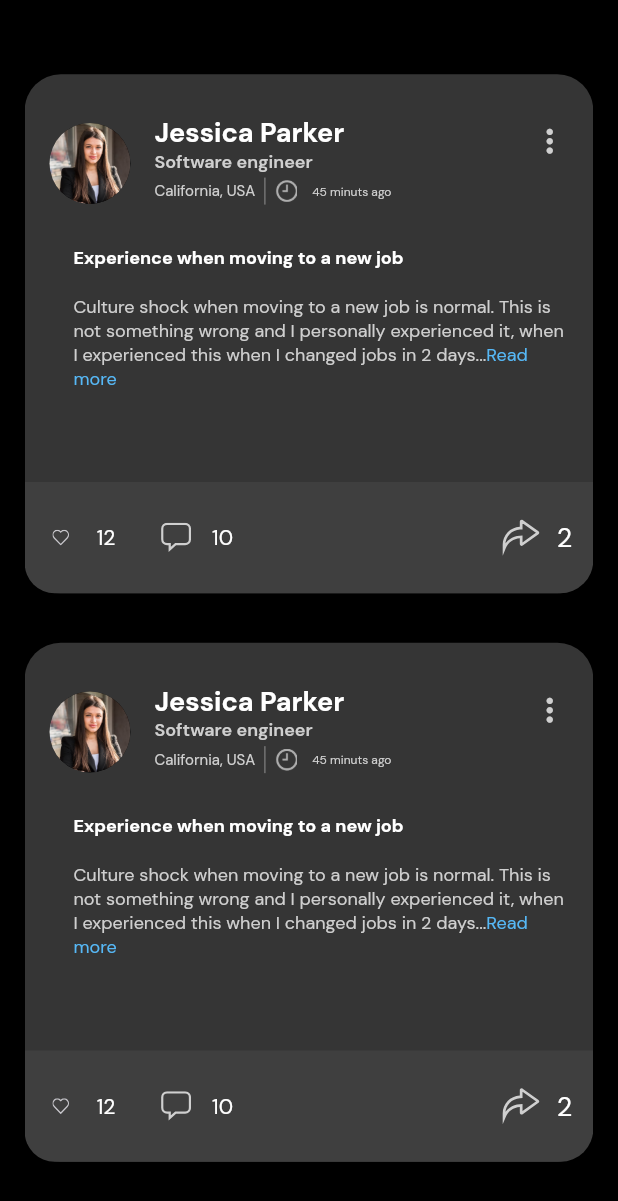
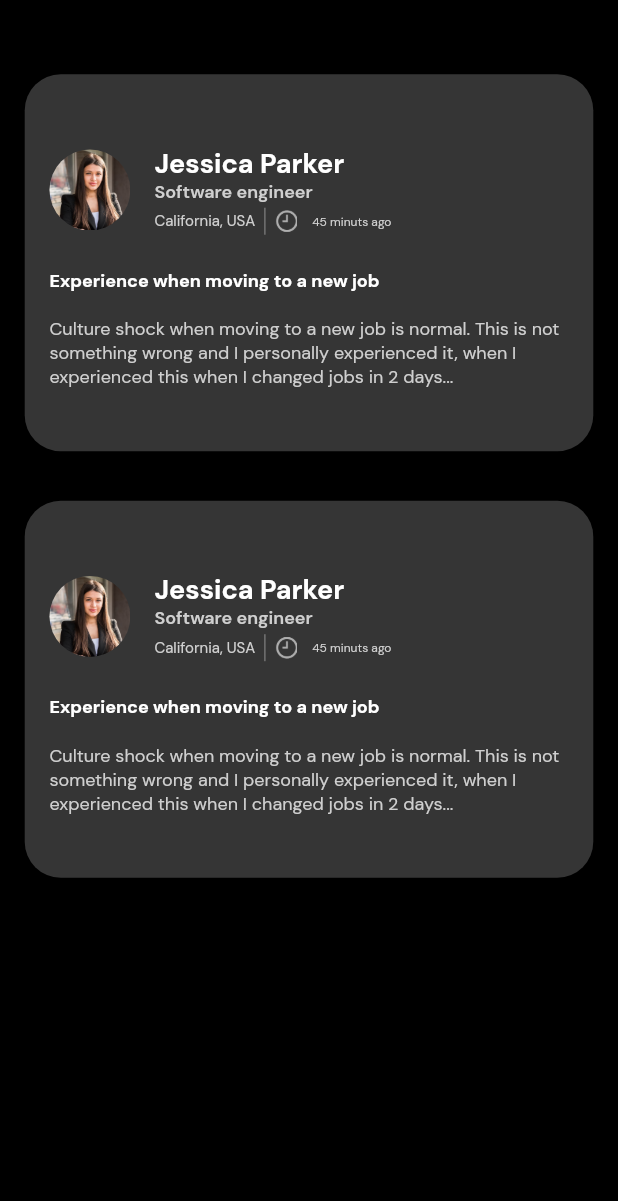
Before and after one commit to Apptesting7260/Flikka_New, a Flutter app: the InboxHiring screen opened directly, on a phone screen of 412 x 824 dp. Shown: the top 1201 px of the screen. Run offline on Flutter 3.47's test engine with Material 3 defaults, Android fonts, the phone set to English and light mode, and no system bars; our stand-ins replace cached_network_image, chewie, cloud_firestore, country_picker, dotted_border, dropdown_button2 and 31 more; missing offline and left inert: audio_waveforms, clipboard, country_flags, fast_contacts, flutter_downloader, new_pinput and 5 more; accounts and stored records are empty; project files that could hold a hidden picture were left out.

Commit message:
24/1/2024

```diff
--- a/lib/Job Seeker/Authentication/user/user_profile.dart
+++ b/lib/Job Seeker/Authentication/user/user_profile.dart
@@ -836,7 +836,7 @@ class _UserProfileState extends State<UserProfile> {
         _endDateController.text = endDate ?? "" ;
         companyOrInstituteController.text = company ?? "" ;
         jobTitleOrEducationLevelController.text = job ?? "" ;
-        bool present  = _endDateController.text == "present" ? true : false;
+        bool present  = _endDateController.text.toLowerCase() == "present" ? true : false;
         return Dialog(
           shape: RoundedRectangleBorder(borderRadius: BorderRadius.circular(22)),
           insetPadding: const EdgeInsets.symmetric(horizontal: 20),
@@ -1064,7 +1064,7 @@ class _UserProfileState extends State<UserProfile> {
                                         setState(() {
                                           present = val!;
                                           if(present){
-                                            _endDateController.text = "present" ;
+                                            _endDateController.text = "Present" ;
                                           }else {
                                             _endDateController.text = "" ;
                                           }
--- a/lib/hiring Manager/Applicant_Tracking/inbox_hiring.dart
+++ b/lib/hiring Manager/Applicant_Tracking/inbox_hiring.dart
@@ -35,14 +35,13 @@ class _InboxHiringState extends State<InboxHiring> {
   @override
   Widget build(BuildContext context) {
     return Scaffold(
-      backgroundColor: Colors.black,
+      backgroundColor: AppColors.black,
       body: Padding(
         padding: EdgeInsets.symmetric(horizontal: Get.width*.04),
         child: SingleChildScrollView(
           child: Column(
             children: [
               SizedBox(height: Get.height*.04,),
-
               ListView.builder(
                 physics: NeverScrollableScrollPhysics(),
                 itemCount: 2,
@@ -51,8 +50,7 @@ class _InboxHiringState extends State<InboxHiring> {
                   return Padding(
                     padding:  EdgeInsets.symmetric(vertical: Get.height*.02),
                     child:   Container(
-                      height: Get.height*.42,
-                      width: Get.width,
+                      padding: EdgeInsets.symmetric(vertical: Get.height*.05),
                       decoration: BoxDecoration(
                           color: Color(0xff353535),
                           borderRadius: BorderRadius.circular(24)
@@ -63,18 +61,11 @@ class _InboxHiringState extends State<InboxHiring> {
                             padding: EdgeInsets.symmetric(horizontal: Get.width*.04),
                             child: Column(crossAxisAlignment: CrossAxisAlignment.start,
                               children: [
-
-                                // Align(
-                                //     alignment: Alignment.topRight,
-                                //     child: Padding(
-                                //       padding:  EdgeInsets.only(right: Get.width*.05),
-                                //       child: Icon(Icons.more_vert,color: Color(0xffCFCFCF),size: 25,),
-                                //     )),
-                                SizedBox(height: Get.height*.02,),
                                 ListTile(
                                   contentPadding: EdgeInsets.zero,
-                                  minVerticalPadding: 11,
-                                  leading: CircleAvatar(
+                                  // minVerticalPadding: 11,
+                                  leading: const CircleAvatar(
+                                    backgroundColor: Colors.transparent,
                                     radius: 27,
                                     backgroundImage: AssetImage("assets/images/icon_jesika.png",),
                                   ),
@@ -103,150 +94,102 @@ class _InboxHiringState extends State<InboxHiring> {
 
                                     ],
                                   ),
-                                  trailing: Icon(Icons.more_vert,color: Color(0xffCFCFCF),size: 25,),
                                 ),
                                 SizedBox(height: Get.height*.02,),
-                                Padding(
-                                  padding:  EdgeInsets.only(left: 16.0),
-                                  child: Text("Experience when moving to a new job",style: Theme.of(context).textTheme.labelLarge?.copyWith(fontWeight: FontWeight.w700,color: Color(0xffFFFFFF)),),
-                                ),
+                                Text("Experience when moving to a new job",style: Theme.of(context).textTheme.labelLarge?.copyWith(fontWeight: FontWeight.w700,color: Color(0xffFFFFFF)),),
                                 SizedBox(height: Get.height*.02,),
-                                Padding(
-                                  padding: EdgeInsets.only(left: 16),
-                                  child: RichText(text: TextSpan(text: "Culture shock when moving to a new job is normal. This is not something wrong and I personally experienced it, when I experienced this when I changed jobs in 2 days...",style: Theme.of(context).textTheme.labelLarge?.copyWith(fontWeight: FontWeight.w400,color: Color(0xffCFCFCF)),
-                                      children: [
-                                        TextSpan(text: "Read more",style: Theme.of(context).textTheme.labelLarge?.copyWith(fontWeight: FontWeight.w400,color: Color(0xff56B8F6)))
-                                      ]
-                                  )),
-                                )
+                                RichText(text: TextSpan(text: "Culture shock when moving to a new job is normal. This is not something wrong and I personally experienced it, when I experienced this when I changed jobs in 2 days...",style: Theme.of(context).textTheme.labelLarge?.copyWith(fontWeight: FontWeight.w400,color: Color(0xffCFCFCF)),
+                                ))
                               ],
                             ),
 
                           ),
-                          Positioned(
-                            bottom: 0,
-                            left: 0,
-                            right: 0,
-                            child: Align(
-                              alignment: AlignmentDirectional.bottomCenter,
-                              child: Container(
-                                height: Get.height*.09,
-                                decoration: BoxDecoration(
-                                  // color: Colors.grey[900],
-                                  color: Color(0xff3F3F3F),
-                                  borderRadius: BorderRadius.only(
-                                      bottomLeft: Radius.circular(20),
-                                      bottomRight: Radius.circular(22)),
-                                ),
-                                child: Row(
-                                  mainAxisAlignment: MainAxisAlignment.spaceBetween,
-                                  children: [
-                                    Row(
-                                      children: [
-                                        IconButton(
-                                            onPressed: () => toggleFavorite(),
-                                            icon: selectedFav == false
-                                                ? SvgPicture.asset(
-                                              'assets/images/likesvg.svg',width: Get.width*0.027,height: Get.height*0.027,
-                                              color: buttonColor,
-                                            )
-                                                : Icon(
-                                              Icons.favorite_rounded,
-                                              color: AppColors.red,
-                                            )),
-                                        Text("12",
-                                            style: Theme.of(context)
-                                                .textTheme
-                                                .bodySmall!
-                                                .copyWith(
-                                                color: AppColors.white, fontSize: 14)),
-                                        SizedBox(
-                                          width: Get.width * 0.04,
-                                        ),
-
-                                        //*************************
-
-                                        IconButton(
-                                          onPressed: () {
-                                            //showCommentDialog();
-                                          },
-                                          icon: SvgPicture.asset('assets/images/commentsvg.svg'),
-                                        ),
-                                        Text("10",
-                                            style: Theme.of(context)
-                                                .textTheme
-                                                .bodySmall!
-                                                .copyWith(
-                                                color: AppColors.white, fontSize: 14)),
-                                      ],
-                                    ),
-                                    Padding(
-                                      padding: EdgeInsets.only(right: 14.0),
-                                      child: Row(
-                                        children: [
-                                          // Image.asset("assets/images/icon_person.png",height: Get.height*.035,),
-                                          IconButton(
-                                            onPressed: text.isEmpty &&
-                                                imagePaths.isEmpty &&
-                                                uri.isEmpty
-                                                ? null
-                                                : () => _onShare(context),
-                                            icon: SvgPicture.asset(
-                                              'assets/images/sharesvg.svg',height: Get.height*.035,
-                                            ),
-                                          ),
-                                          Text("2",
-                                              style: Theme.of(context)
-                                                  .textTheme
-                                                  .bodySmall!
-                                                  .copyWith(
-                                                  color: AppColors.white, fontSize: 18)),
-                                        ],
-                                      ),
-                                    )
-                                    // Padding(
-                                    //   padding: const EdgeInsets.only(right: 14.0),
-                                    //   child: Row(
-                                    //     children: [
-                                    //       Stack(
-                                    //           children: [
-                                    //             CircleAvatar(
-                                    //               backgroundColor: Color(0xff56B8F6),
-                                    //               radius: 17,
-                                    //               child: Image.asset(
-                                    //                 'assets/images/personicons.png',
-                                    //               ),
-                                    //               // Theme.of(context).textTheme.bodySmall!.copyWith(color: AppColors.ratingcommenttextcolor,)
-                                    //             ),
-                                    //             SvgPicture.asset('assets/images/personsvg22.svg')
-                                    //           ]
-                                    //       ),
-                                    //       IconButton(
-                                    //         onPressed: text.isEmpty &&
-                                    //             imagePaths.isEmpty &&
-                                    //             uri.isEmpty
-                                    //             ? null
-                                    //             : () => _onShare(context),
-                                    //         icon: SvgPicture.asset(
-                                    //           'assets/images/sharesvg.svg',
-                                    //         ),
-                                    //       ),
-                                    //       Text("2",
-                                    //           style: Theme.of(context)
-                                    //               .textTheme
-                                    //               .bodySmall!
-                                    //               .copyWith(
-                                    //               color: AppColors.white, fontSize: 14)),
-                                    //     ],
-                                    //   ),
-                                    // )
-                                  ],
-                                ),
-                              ),
-                            ),
-                          ),
+                          // Positioned(
+                          //   bottom: 0,
+                          //   left: 0,
+                          //   right: 0,
+                          //   child: Align(
+                          //     alignment: AlignmentDirectional.bottomCenter,
+                          //     child: Container(
+                          //       height: Get.height*.09,
+                          //       decoration: const BoxDecoration(
+                          //         // color: Colors.grey[900],
+                          //         color: Color(0xff3F3F3F),
+                          //         borderRadius: BorderRadius.only(
+                          //             bottomLeft: Radius.circular(20),
+                          //             bottomRight: Radius.circular(22)),
+                          //       ),
+                          //       child: Row(
+                          //         mainAxisAlignment: MainAxisAlignment.spaceBetween,
+                          //         children: [
+                          //           Row(
+                          //             children: [
+                          //               IconButton(
+                          //                   onPressed: () => toggleFavorite(),
+                          //                   icon: selectedFav == false
+                          //                       ? SvgPicture.asset(
+                          //                     'assets/images/likesvg.svg',width: Get.width*0.027,height: Get.height*0.027,
+                          //                     color: buttonColor,
+                          //                   )
+                          //                       : Icon(
+                          //                     Icons.favorite_rounded,
+                          //                     color: AppColors.red,
+                          //                   )),
+                          //               Text("12",
+                          //                   style: Theme.of(context)
+                          //                       .textTheme
+                          //                       .bodySmall!
+                          //                       .copyWith(
+                          //                       color: AppColors.white, fontSize: 14)),
+                          //               SizedBox(
+                          //                 width: Get.width * 0.04,
+                          //               ),
+                          //
+                          //               //*************************
+                          //
+                          //               IconButton(
+                          //                 onPressed: () {
+                          //                   //showCommentDialog();
+                          //                 },
+                          //                 icon: SvgPicture.asset('assets/images/commentsvg.svg'),
+                          //               ),
+                          //               Text("10",
+                          //                   style: Theme.of(context)
+                          //                       .textTheme
+                          //                       .bodySmall!
+                          //                       .copyWith(
+                          //                       color: AppColors.white, fontSize: 14)),
+                          //             ],
+                          //           ),
+                          //           Padding(
+                          //             padding: const EdgeInsets.only(right: 14.0),
+                          //             child: Row(
+                          //               children: [
+                          //                 IconButton(
+                          //                   onPressed: text.isEmpty &&
+                          //                       imagePaths.isEmpty &&
+                          //                       uri.isEmpty
+                          //                       ? null
+                          //                       : () => _onShare(context),
+                          //                   icon: SvgPicture.asset(
+                          //                     'assets/images/sharesvg.svg',height: Get.height*.035,
+                          //                   ),
+                          //                 ),
+                          //                 Text("2",
+                          //                     style: Theme.of(context)
+                          //                         .textTheme
+                          //                         .bodySmall!
+                          //                         .copyWith(
+                          //                         color: AppColors.white, fontSize: 18)),
+                          //               ],
+                          //             ),
+                          //           )
+                          //         ],
+                          //       ),
+                          //     ),
+                          //   ),
+                          // ),
                         ],
-
                       ),
                     ),
                   );
--- a/lib/main.dart
+++ b/lib/main.dart
@@ -10,6 +10,7 @@ import 'package:get/get.dart';
 import 'package:flutter/foundation.dart';
 
 import 'Job Seeker/JobAlert/job_alert_listing.dart';
+import 'hiring Manager/Applicant_Tracking/applicant_tracking_tabbar.dart';
 
 String? fcmToken;
 void main() async {
```
Also changed, not shown: lib/hiring Manager/Applicant_Tracking/applicant_tracking_tabbar.dart (+12 -13 lines), lib/hiring Manager/Applicant_Tracking/past_interviews.dart (+12 -45 lines), lib/hiring Manager/Applicant_Tracking/rejected_candidate_hiring.dart (+17 -27 lines), lib/hiring Manager/Applicant_Tracking/talent_pool_hiring.dart (+4 -4 lines), lib/hiring Manager/Applicant_Tracking/upcoming_interview_hiring.dart (+8 -8 lines).
